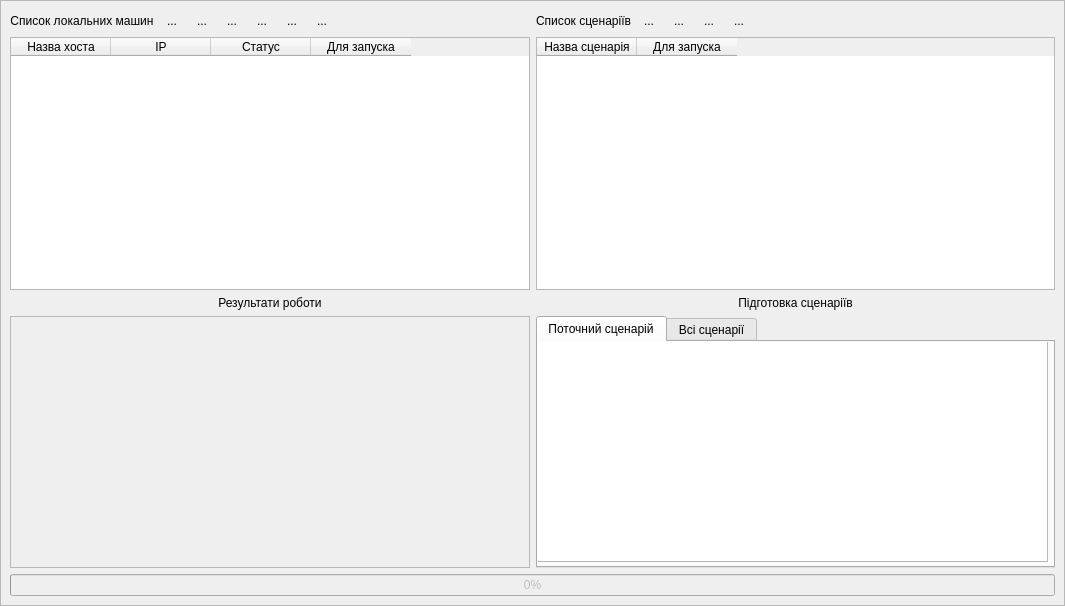
Qt form app/view_ui/host_manager.ui (sweetcolor/WinAutoInstaller) before a commit.
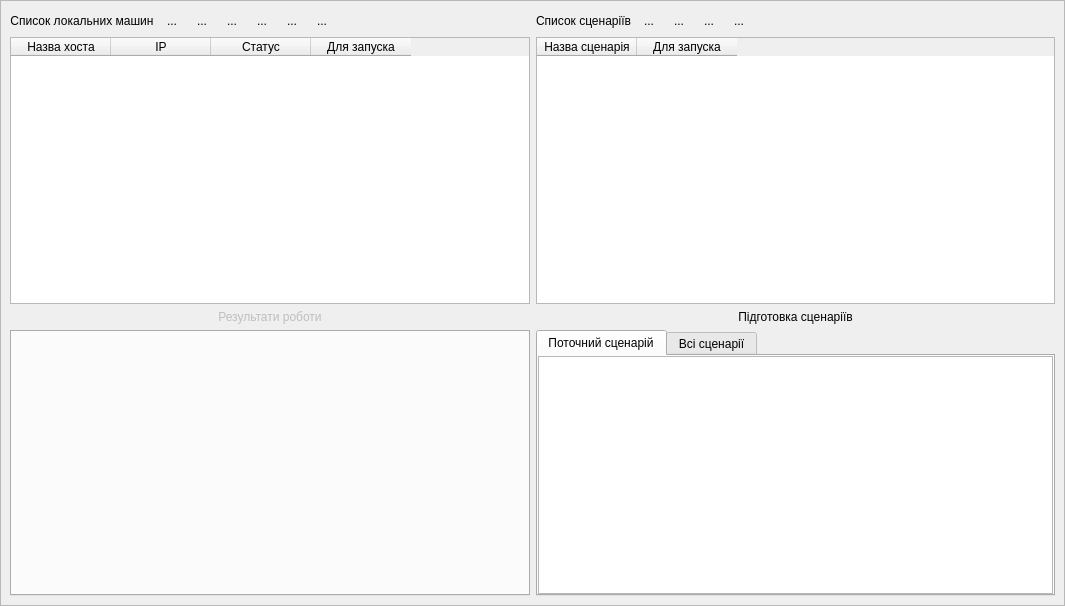
The same form after that commit. Icons and pictures are not drawn.

Commit message: # new sending and installation # new special widget from installation # add log and progress

Patch:
```diff
--- a/app/view_ui/host_manager.ui
+++ b/app/view_ui/host_manager.ui
@@ -275,6 +275,9 @@
            </item>
            <item>
             <widget class="QLabel" name="resultLabel">
+             <property name="enabled">
+              <bool>false</bool>
+             </property>
              <property name="text">
               <string>Результати роботи</string>
              </property>
@@ -284,7 +287,7 @@
             </widget>
            </item>
            <item>
-            <widget class="QTextEdit" name="resutTextEdit">
+            <widget class="QTabWidget" name="resultTabWidget">
              <property name="enabled">
               <bool>false</bool>
              </property>
@@ -472,23 +475,30 @@
             <attribute name="title">
              <string>Поточний сценарій</string>
             </attribute>
-            <widget class="QWidget" name="verticalLayoutWidget">
-             <property name="geometry">
-              <rect>
-               <x>-1</x>
-               <y>-1</y>
-               <width>511</width>
-               <height>221</height>
-              </rect>
+            <layout class="QVBoxLayout" name="verticalLayout_3">
+             <property name="spacing">
+              <number>0</number>
              </property>
+             <property name="leftMargin">
+              <number>0</number>
+             </property>
+             <property name="topMargin">
+              <number>0</number>
+             </property>
+             <property name="rightMargin">
+              <number>0</number>
+             </property>
+             <property name="bottomMargin">
+              <number>0</number>
+             </property>
+             <item>
              <layout class="QVBoxLayout" name="currentScriptVerticalLayout">
               <item>
                <widget class="QTextEdit" name="currentScriptTextEdit"/>
               </item>
              </layout>
-            </widget>
-            <zorder>verticalLayoutWidget</zorder>
-            <zorder></zorder>
+             </item>
+            </layout>
            </widget>
            <widget class="QWidget" name="allScriptsTab">
             <attribute name="title">
@@ -514,16 +524,6 @@
          </item>
         </layout>
        </item>
-       <item row="1" column="0" colspan="2">
-        <widget class="QProgressBar" name="resultProgressBar">
-         <property name="enabled">
-          <bool>false</bool>
-         </property>
-         <property name="value">
-          <number>0</number>
-         </property>
-        </widget>
-       </item>
       </layout>
      </widget>
     </widget>
```
Left out of the diff: 34 changed lines with no effect on the pictures. Lines whose indentation alone changed are shown as unchanged. The commit also changes 13 other files.
